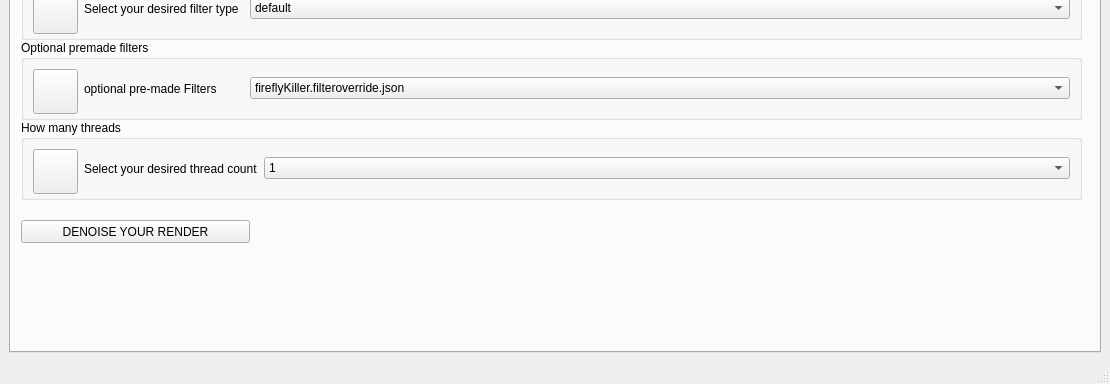
Old version of the form DC-VFX_renderman_denoiser_v01.ui in the repository NetinhoDaCosta/DC_Renderman_Denoiser_v0.1; both pictures show x 0 to 1110 and y 601 to 985 of the 1110 by 985 pixel window.
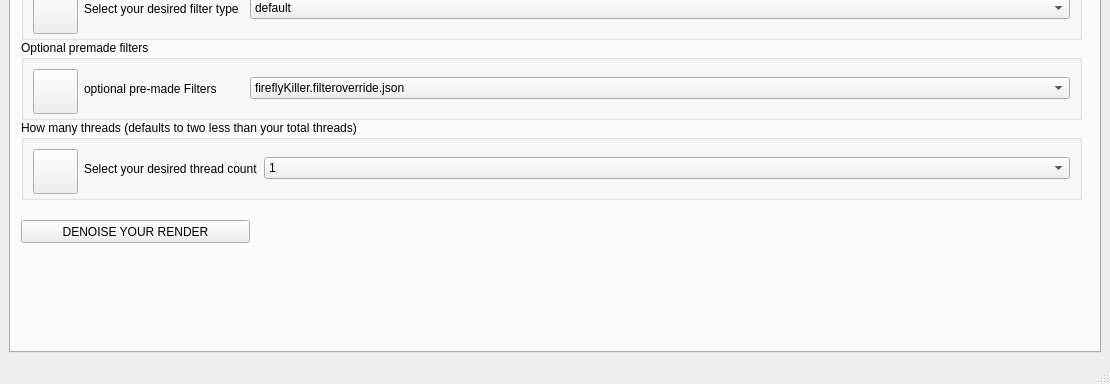
New version of the form. The open tabs and pages were chosen to show the change. Icons and pictures are not drawn.

```diff
--- a/DC-VFX_renderman_denoiser_v01.ui
+++ b/DC-VFX_renderman_denoiser_v01.ui
@@ -972,7 +972,7 @@
            </size>
           </property>
           <property name="title">
-           <string>How many threads</string>
+           <string>How many threads (defaults to two less than your total threads)</string>
           </property>
           <layout class="QHBoxLayout" name="horizontalLayout_32">
            <item>
```
Left out of the diff: 4 changed lines with no effect on the pictures.
